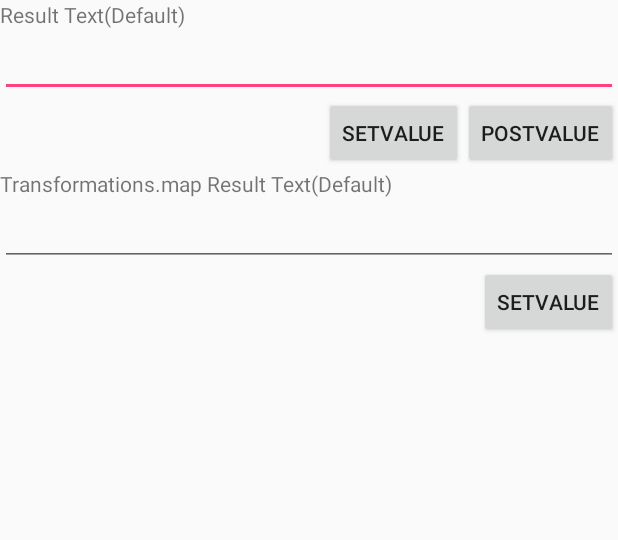
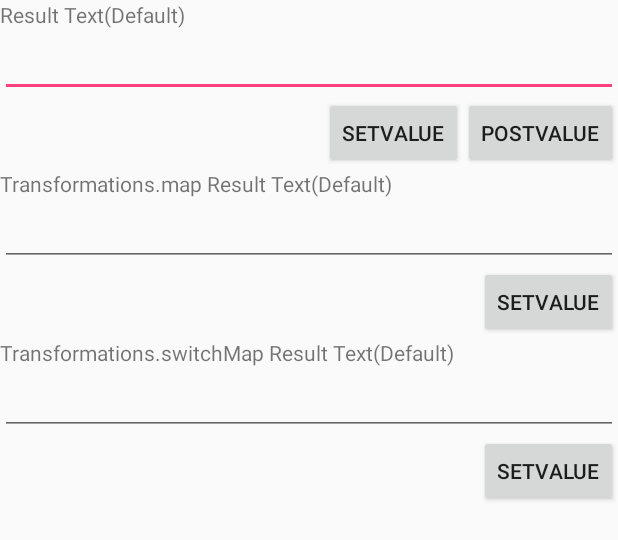
Before and after one commit to mag0716/AndroidArchitectureComponentsSample, an Android app: the layout activity_main.xml on its own in the app's theme, with its tools: preview values and no code run, on a phone screen of 412 x 824 dp. Shown: the top 540 px of the screen. Run offline under Robolectric (Android 15) with nearby library versions, the phone set to English and light mode, and no system bars.

Commit message:
Transformations#switchMap のサンプルを追加

```diff
--- a/livedata/src/main/res/layout/activity_main.xml
+++ b/livedata/src/main/res/layout/activity_main.xml
@@ -20,6 +20,7 @@
         android:id="@+id/value_edit_text"
         android:layout_width="0dp"
         android:layout_height="wrap_content"
+        android:maxLines="1"
         app:layout_constraintLeft_toLeftOf="parent"
         app:layout_constraintRight_toRightOf="parent"
         app:layout_constraintTop_toBottomOf="@id/result_text"
@@ -63,6 +64,7 @@
         android:id="@+id/map_value_edit_text"
         android:layout_width="0dp"
         android:layout_height="wrap_content"
+        android:maxLines="1"
         app:layout_constraintLeft_toLeftOf="parent"
         app:layout_constraintRight_toRightOf="parent"
         app:layout_constraintTop_toBottomOf="@id/map_result_text"
@@ -79,4 +81,36 @@
         app:layout_constraintRight_toRightOf="parent"
         app:layout_constraintTop_toBottomOf="@id/map_value_edit_text"
         app:layout_constraintVertical_bias="0" />
+
+    <TextView
+        android:id="@+id/switch_map_result_text"
+        android:layout_width="0dp"
+        android:layout_height="wrap_content"
+        android:text="Transformations.switchMap Result Text(Default)"
+        app:layout_constraintLeft_toLeftOf="parent"
+        app:layout_constraintRight_toRightOf="parent"
+        app:layout_constraintTop_toBottomOf="@id/map_set_value_button"
+        app:layout_constraintVertical_bias="0" />
+
+    <EditText
+        android:id="@+id/switch_map_value_edit_text"
+        android:layout_width="0dp"
+        android:layout_height="wrap_content"
+        android:maxLines="1"
+        app:layout_constraintLeft_toLeftOf="parent"
+        app:layout_constraintRight_toRightOf="parent"
+        app:layout_constraintTop_toBottomOf="@id/switch_map_result_text"
+        app:layout_constraintVertical_bias="0" />
+
+    <Button
+        android:id="@+id/switch_map_set_value_button"
+        android:layout_width="wrap_content"
+        android:layout_height="wrap_content"
+        android:text="setValue"
+        app:layout_constraintBottom_toBottomOf="parent"
+        app:layout_constraintHorizontal_bias="1"
+        app:layout_constraintLeft_toLeftOf="parent"
+        app:layout_constraintRight_toRightOf="parent"
+        app:layout_constraintTop_toBottomOf="@id/switch_map_value_edit_text"
+        app:layout_constraintVertical_bias="0" />
 </android.support.constraint.ConstraintLayout>
```
Also changed, not shown: livedata/src/main/java/com/github/mag0716/arch/livedatasample/MainActivity.java (+22 -2 lines).
